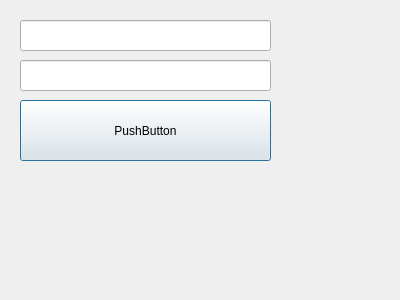
Above: Proyecto/programa/validacion.ui from yosoyfunes/python before the change. Below: the same form after it.
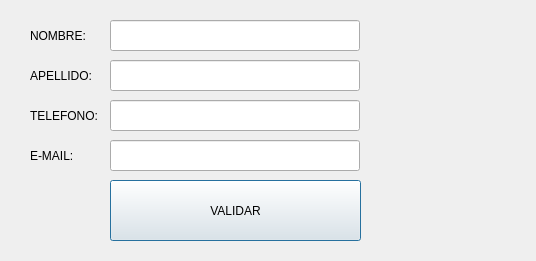
That is the form after the change. Icons and pictures are not drawn.

What changed in the file:
```diff
--- a/Proyecto/programa/validacion.ui
+++ b/Proyecto/programa/validacion.ui
@@ -6,8 +6,8 @@
    <rect>
     <x>0</x>
     <y>0</y>
-    <width>400</width>
-    <height>300</height>
+    <width>536</width>
+    <height>261</height>
    </rect>
   </property>
   <property name="windowTitle">
@@ -16,9 +16,9 @@
   <widget class="QLineEdit" name="email">
    <property name="geometry">
     <rect>
-     <x>20</x>
-     <y>60</y>
-     <width>251</width>
+     <x>110</x>
+     <y>140</y>
+     <width>250</width>
      <height>31</height>
     </rect>
    </property>
@@ -26,24 +26,130 @@
   <widget class="QPushButton" name="boton">
    <property name="geometry">
     <rect>
-     <x>20</x>
-     <y>100</y>
+     <x>110</x>
+     <y>180</y>
      <width>251</width>
      <height>61</height>
     </rect>
    </property>
    <property name="text">
-    <string>PushButton</string>
+    <string>VALIDAR</string>
    </property>
   </widget>
   <widget class="QLineEdit" name="nombre">
    <property name="geometry">
     <rect>
-     <x>20</x>
+     <x>110</x>
      <y>20</y>
-     <width>251</width>
+     <width>250</width>
      <height>31</height>
     </rect>
+   </property>
+   <property name="toolTip">
+    <string extracomment="ingrese un nombre"/>
+   </property>
+   <property name="text">
+    <string comment="nombre" extracomment="nombre"/>
+   </property>
+   <property name="readOnly">
+    <bool>false</bool>
+   </property>
+   <property name="placeholderText">
+    <string comment="nombre" extracomment="nombre"/>
+   </property>
+  </widget>
+  <widget class="QLineEdit" name="apellido">
+   <property name="geometry">
+    <rect>
+     <x>110</x>
+     <y>60</y>
+     <width>250</width>
+     <height>31</height>
+    </rect>
+   </property>
+  </widget>
+  <widget class="QLabel" name="txt_nombre">
+   <property name="geometry">
+    <rect>
+     <x>30</x>
+     <y>20</y>
+     <width>75</width>
+     <height>31</height>
+    </rect>
+   </property>
+   <property name="text">
+    <string>NOMBRE:</string>
+   </property>
+  </widget>
+  <widget class="QLabel" name="txt_apellido">
+   <property name="geometry">
+    <rect>
+     <x>30</x>
+     <y>60</y>
+     <width>75</width>
+     <height>31</height>
+    </rect>
+   </property>
+   <property name="text">
+    <string>APELLIDO:</string>
+   </property>
+  </widget>
+  <widget class="QLabel" name="txt_telefono">
+   <property name="geometry">
+    <rect>
+     <x>30</x>
+     <y>100</y>
+     <width>75</width>
+     <height>31</height>
+    </rect>
+   </property>
+   <property name="text">
+    <string>TELEFONO:</string>
+   </property>
+  </widget>
+  <widget class="QLabel" name="txt_email">
+   <property name="geometry">
+    <rect>
+     <x>30</x>
+     <y>140</y>
+     <width>75</width>
+     <height>31</height>
+    </rect>
+   </property>
+   <property name="text">
+    <string>E-MAIL:</string>
+   </property>
+  </widget>
+  <widget class="QLineEdit" name="telefono">
+   <property name="geometry">
+    <rect>
+     <x>110</x>
+     <y>100</y>
+     <width>250</width>
+     <height>31</height>
+    </rect>
+   </property>
+  </widget>
+  <widget class="QLabel" name="imagen">
+   <property name="geometry">
+    <rect>
+     <x>400</x>
+     <y>20</y>
+     <width>101</width>
+     <height>91</height>
+    </rect>
+   </property>
+   <property name="text">
+    <string/>
+   </property>
+   <property name="pixmap">
+    <pixmap>img/persona.png</pixmap>
+   </property>
+   <property name="scaledContents">
+    <bool>true</bool>
+   </property>
+   <property name="wordWrap">
+    <bool>false</bool>
    </property>
   </widget>
  </widget>
```
